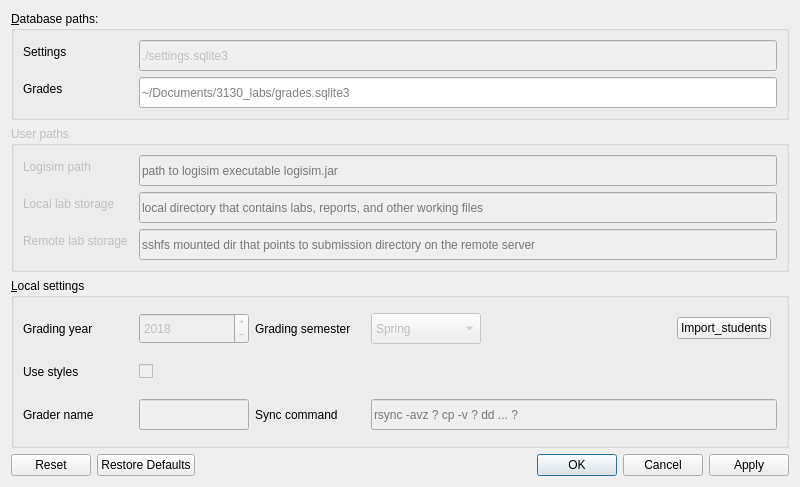
Before: the Qt Designer form settings.ui in jlphillipsphd/CSCI-3130-Grader, drawn with Qt 5.
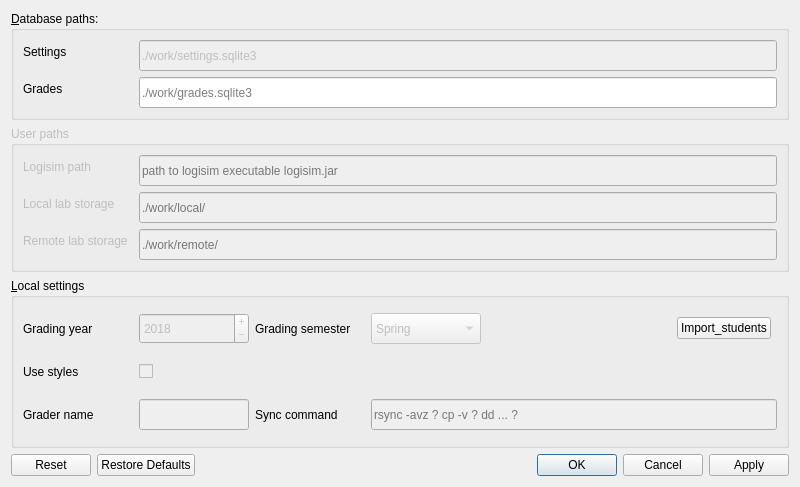
After: the same form once the commit is applied. Icons and pictures are not drawn.

Commit message: Move sqlite files and directories to work directory

Patch:
```diff
--- a/settings.ui
+++ b/settings.ui
@@ -85,7 +85,7 @@
          </size>
         </property>
         <property name="text">
-         <string>./settings.sqlite3</string>
+         <string>./work/settings.sqlite3</string>
         </property>
        </widget>
       </item>
@@ -114,7 +114,7 @@
          <string/>
         </property>
         <property name="placeholderText">
-         <string>~/Documents/3130_labs/grades.sqlite3</string>
+         <string>./work/grades.sqlite3</string>
         </property>
        </widget>
       </item>
@@ -208,7 +208,7 @@
          <string/>
         </property>
         <property name="placeholderText">
-         <string>local directory that contains labs, reports, and other working files</string>
+         <string>./work/local/</string>
         </property>
        </widget>
       </item>
@@ -240,7 +240,7 @@
          <string/>
         </property>
         <property name="placeholderText">
-         <string>sshfs mounted dir that points to submission directory on the remote server</string>
+         <string>./work/remote/</string>
         </property>
        </widget>
       </item>
```
